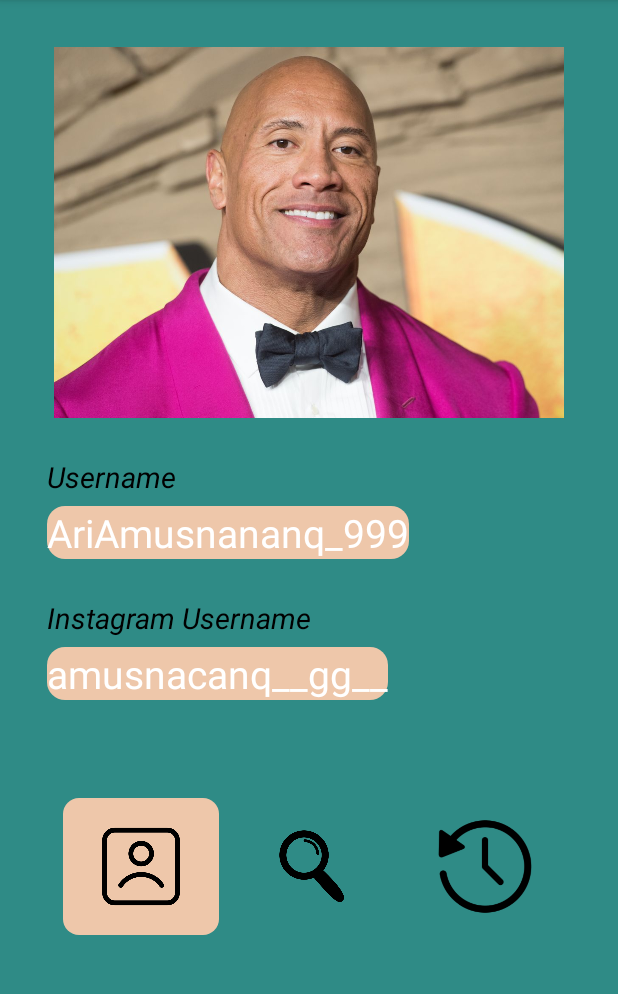
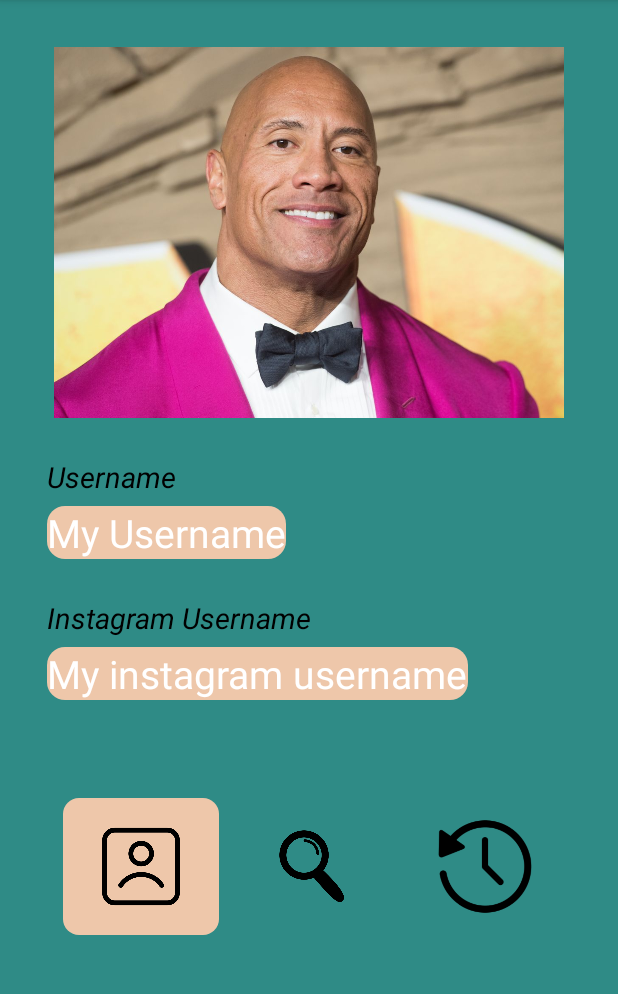
Before and after one commit to GHovhannes/FindingApplication, an Android app: the ProfilePageActivity screen opened directly, with no data from a screen before it, on a phone screen of 412 x 824 dp, the part 84-1078 px from its top. Run offline under Robolectric (Android 15) with nearby library versions, the phone set to English and light mode, and no system bars; our stand-ins replace sdp/ssp sizes.

Commit message:
All activities xml is almost ready

```diff
--- a/app/src/main/AndroidManifest.xml
+++ b/app/src/main/AndroidManifest.xml
@@ -10,7 +10,7 @@
         android:allowBackup="true"
         android:dataExtractionRules="@xml/data_extraction_rules"
         android:fullBackupContent="@xml/backup_rules"
-        android:icon="@mipmap/ic_launcher"
+        android:icon="@drawable/lastlogo"
         android:label="@string/app_name"
         android:supportsRtl="true"
         android:theme="@style/Theme.FaceDetectorApp"
@@ -50,7 +50,7 @@
             android:exported="false" />
         <activity
             android:name=".SearchPageActivity"
-            android:exported="false"></activity>
+            android:exported="false" />
 
         <meta-data
             android:name="com.google.android.gms.vision.DEPENDENCIES"
--- a/app/src/main/res/layout/activity_profile_page.xml
+++ b/app/src/main/res/layout/activity_profile_page.xml
@@ -35,7 +35,7 @@
             android:layout_height="wrap_content"
             android:background="@drawable/button_background"
             android:textColor="@color/white"
-            android:text="AriAmusnananq_999"
+            android:text="My Username"
             android:textSize="@dimen/_20ssp"/>
 
         <TextView
@@ -53,7 +53,7 @@
             android:layout_height="wrap_content"
             android:background="@drawable/button_background"
             android:textColor="@color/white"
-            android:text="amusnacanq__gg__"
+            android:text="My instagram username"
             android:textSize="@dimen/_20ssp"/>
 
         <LinearLayout
```
